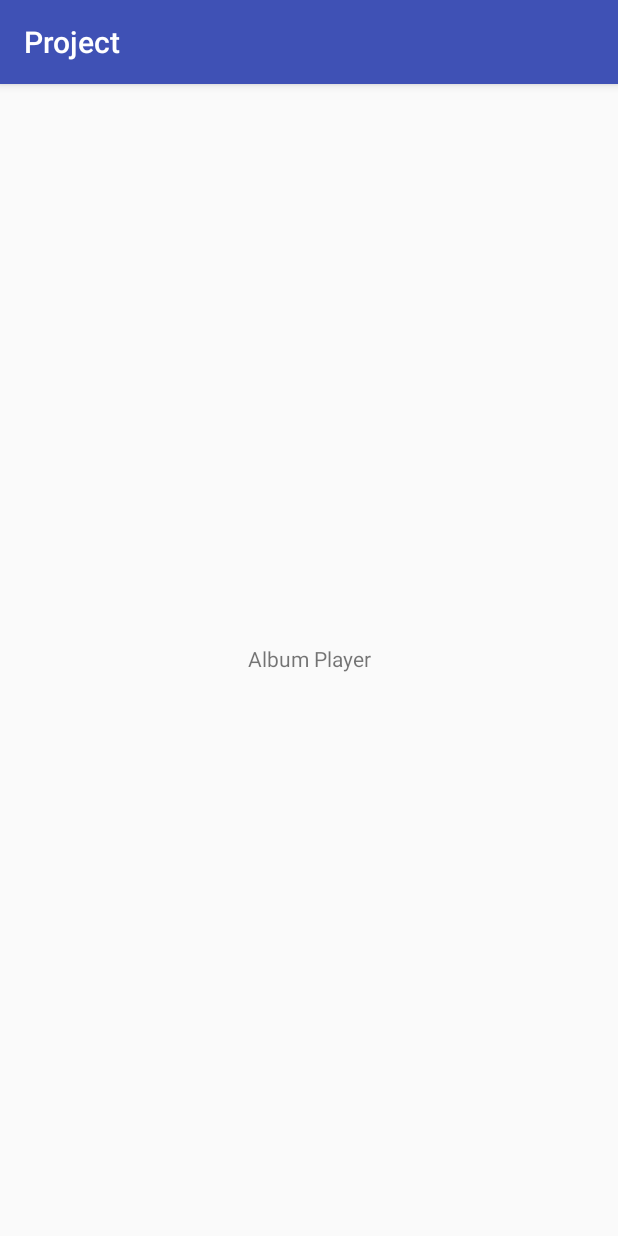
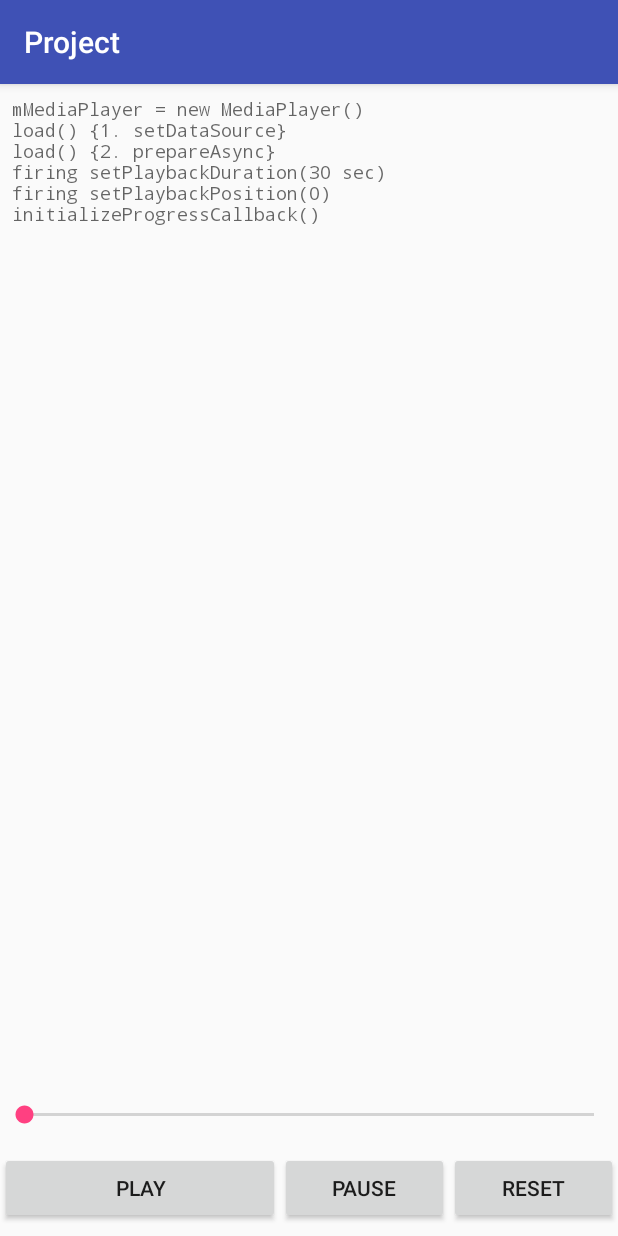
Before and after one commit to sehang/cpm, an Android app: the Player screen opened directly, with no data from a screen before it, on a phone screen of 412 x 824 dp. Run offline under Robolectric (Android 15) with nearby library versions, the light colour scheme and no system bars.

Commit message:
1. update player

```diff
--- a/app/build.gradle
+++ b/app/build.gradle
@@ -4,7 +4,7 @@ android {
     compileSdkVersion 27
     defaultConfig {
         applicationId "com.example.cpttm.project"
-        minSdkVersion 23
+        minSdkVersion 25
         targetSdkVersion 27
         versionCode 1
         versionName "1.0"
--- /dev/null
+++ b/app/src/main/java/com/example/cpttm/project/MediaPlayerHolder.java
@@ -0,0 +1,226 @@
+package com.example.cpttm.project;
+
+import android.content.Context;
+import android.content.res.AssetFileDescriptor;
+import android.media.AudioManager;
+import android.media.MediaPlayer;
+import android.media.MediaPlayer.OnPreparedListener;
+
+import java.util.concurrent.Executors;
+import java.util.concurrent.ScheduledExecutorService;
+import java.util.concurrent.TimeUnit;
+
+/**
+ * Exposes the functionality of the {@link MediaPlayer} and implements the {@link PlayerAdapter}
+ * so that {@link Player} can control music playback.
+ */
+public final class MediaPlayerHolder implements PlayerAdapter {
+
+    public static final int PLAYBACK_POSITION_REFRESH_INTERVAL_MS = 1000;
+
+    private final Context mContext;
+    private MediaPlayer mMediaPlayer;
+    private int mResourceId;
+    private PlaybackInfoListener mPlaybackInfoListener;
+    private ScheduledExecutorService mExecutor;
+    private Runnable mSeekbarPositionUpdateTask;
+
+    public MediaPlayerHolder(Context context) {
+        mContext = context.getApplicationContext();
+    }
+
+    /**
+     * Once the {@link MediaPlayer} is released, it can't be used again, and another one has to be
+     * created. In the onStop() method of the {@link MainActivity} the {@link MediaPlayer} is
+     * released. Then in the onStart() of the {@link MainActivity} a new {@link MediaPlayer}
+     * object has to be created. That's why this method is private, and called by load(int) and
+     * not the constructor.
+     */
+    private void initializeMediaPlayer() {
+        if (mMediaPlayer == null) {
+            mMediaPlayer = new MediaPlayer();
+            mMediaPlayer.setAudioStreamType(AudioManager.STREAM_MUSIC);
+            mMediaPlayer.setOnCompletionListener(new MediaPlayer.OnCompletionListener() {
+                @Override
+                public void onCompletion(MediaPlayer mediaPlayer) {
+                    stopUpdatingCallbackWithPosition(true);
+                    logToUI("MediaPlayer playback completed");
+                    if (mPlaybackInfoListener != null) {
+                        mPlaybackInfoListener.onStateChanged(PlaybackInfoListener.State.COMPLETED);
+                        mPlaybackInfoListener.onPlaybackCompleted();
+                    }
+                }
+            });
+            logToUI("mMediaPlayer = new MediaPlayer()");
+        }
+    }
+
+    public void setPlaybackInfoListener(PlaybackInfoListener listener) {
+        mPlaybackInfoListener = listener;
+    }
+
+    // Implements PlaybackControl.
+    @Override
+    public void loadMedia(int resourceId) {
+        mResourceId = resourceId;
+
+        initializeMediaPlayer();
+
+        //AssetFileDescriptor assetFileDescriptor = mContext.getResources().openRawResourceFd(mResourceId);
+        String url = "http://www.gaana.mp3"; // your URL here;
+
+        try {
+            logToUI("load() {1. setDataSource}");
+            mMediaPlayer.setDataSource(url);
+        } catch (Exception e) {
+            logToUI(e.toString());
+        }
+
+        try {
+            logToUI("load() {2. prepareAsync}");
+            //mMediaPlayer.prepare();
+            mMediaPlayer.prepareAsync();
+        } catch (Exception e) {
+            logToUI(e.toString());
+        }
+
+        initializeProgressCallback();
+        logToUI("initializeProgressCallback()");
+    }
+
+    @Override
+    public void release() {
+        if (mMediaPlayer != null) {
+            logToUI("release() and mMediaPlayer = null");
+            mMediaPlayer.release();
+            mMediaPlayer = null;
+        }
+    }
+
+    @Override
+    public boolean isPlaying() {
+        if (mMediaPlayer != null) {
+            return mMediaPlayer.isPlaying();
+        }
+        return false;
+    }
+
+    @Override
+    public void play() {
+        if (mMediaPlayer != null && !mMediaPlayer.isPlaying()) {
+            logToUI(String.format("playbackStart() %s",
+                    mContext.getResources().getResourceEntryName(mResourceId)));
+
+            mMediaPlayer.setOnPreparedListener(new OnPreparedListener() {
+                @Override
+                public void onPrepared(MediaPlayer mMediaPlayer) {
+                    // Now dismis progress dialog, Media palyer will start playing
+                    mMediaPlayer.start();
+                }
+            });
+
+            //mMediaPlayer.start();
+
+
+            if (mPlaybackInfoListener != null) {
+                mPlaybackInfoListener.onStateChanged(PlaybackInfoListener.State.PLAYING);
+            }
+            startUpdatingCallbackWithPosition();
+        }
+    }
+
+    @Override
+    public void reset() {
+        if (mMediaPlayer != null) {
+            logToUI("playbackReset()");
+            mMediaPlayer.reset();
+            loadMedia(mResourceId);
+            if (mPlaybackInfoListener != null) {
+                mPlaybackInfoListener.onStateChanged(PlaybackInfoListener.State.RESET);
+            }
+            stopUpdatingCallbackWithPosition(true);
+        }
+    }
+
+    @Override
+    public void pause() {
+        if (mMediaPlayer != null && mMediaPlayer.isPlaying()) {
+            mMediaPlayer.pause();
+            if (mPlaybackInfoListener != null) {
+                mPlaybackInfoListener.onStateChanged(PlaybackInfoListener.State.PAUSED);
+            }
+            logToUI("playbackPause()");
+        }
+    }
+
+    @Override
+    public void seekTo(int position) {
+        if (mMediaPlayer != null) {
+            logToUI(String.format("seekTo() %d ms", position));
+            mMediaPlayer.seekTo(position);
+        }
+    }
+
+    /**
+     * Syncs the mMediaPlayer position with mPlaybackProgressCallback via recurring task.
+     */
+    private void startUpdatingCallbackWithPosition() {
+        if (mExecutor == null) {
+            mExecutor = Executors.newSingleThreadScheduledExecutor();
+        }
+        if (mSeekbarPositionUpdateTask == null) {
+            mSeekbarPositionUpdateTask = new Runnable() {
+                @Override
+                public void run() {
+                    updateProgressCallbackTask();
+                }
+            };
+        }
+        mExecutor.scheduleAtFixedRate(
+                mSeekbarPositionUpdateTask,
+                0,
+                PLAYBACK_POSITION_REFRESH_INTERVAL_MS,
+                TimeUnit.MILLISECONDS
+        );
+    }
+
+    // Reports media playback position to mPlaybackProgressCallback.
+    private void stopUpdatingCallbackWithPosition(boolean resetUIPlaybackPosition) {
+        if (mExecutor != null) {
+            mExecutor.shutdownNow();
+            mExecutor = null;
+            mSeekbarPositionUpdateTask = null;
+            if (resetUIPlaybackPosition && mPlaybackInfoListener != null) {
+                mPlaybackInfoListener.onPositionChanged(0);
+            }
+        }
+    }
+
+    private void updateProgressCallbackTask() {
+        if (mMediaPlayer != null && mMediaPlayer.isPlaying()) {
+            int currentPosition = mMediaPlayer.getCurrentPosition();
+            if (mPlaybackInfoListener != null) {
+                mPlaybackInfoListener.onPositionChanged(currentPosition);
+            }
+        }
+    }
+
+    @Override
+    public void initializeProgressCallback() {
+        final int duration = mMediaPlayer.getDuration();
+        if (mPlaybackInfoListener != null) {
+            mPlaybackInfoListener.onDurationChanged(duration);
+            mPlaybackInfoListener.onPositionChanged(0);
+            logToUI(String.format("firing setPlaybackDuration(%d sec)",
+                    TimeUnit.MILLISECONDS.toSeconds(duration)));
+            logToUI("firing setPlaybackPosition(0)");
+        }
+    }
+
+    private void logToUI(String message) {
+        if (mPlaybackInfoListener != null) {
+            mPlaybackInfoListener.onLogUpdated(message);
+        }
+    }
+
+}
--- a/app/src/main/java/com/example/cpttm/project/Player.java
+++ b/app/src/main/java/com/example/cpttm/project/Player.java
@@ -3,11 +3,162 @@ package com.example.cpttm.project;
 import android.support.v7.app.AppCompatActivity;
 import android.os.Bundle;
 
+import android.util.Log;
+import android.view.View;
+import android.widget.Button;
+import android.widget.ScrollView;
+import android.widget.SeekBar;
+import android.widget.TextView;
+
+/**
+ * Allows playback of a single MP3 file via the UI. It contains a {@link MediaPlayerHolder}
+ * which implements the {@link PlayerAdapter} interface that the activity uses to control
+ * audio playback.
+ */
+
 public class Player extends AppCompatActivity {
+
+    public static final String TAG = "Player";
+    public static final int MEDIA_RES_ID = R.raw.jazz_in_paris;
+
+    private TextView mTextDebug;
+    private SeekBar mSeekbarAudio;
+    private ScrollView mScrollContainer;
+    private PlayerAdapter mPlayerAdapter;
+    private boolean mUserIsSeeking = false;
 
     @Override
     protected void onCreate(Bundle savedInstanceState) {
         super.onCreate(savedInstanceState);
         setContentView(R.layout.activity_player);
+        initializeUI();
+        initializeSeekbar();
+        initializePlaybackController();
+        Log.d(TAG, "onCreate: finished");
+    }
+
+    @Override
+    protected void onStart() {
+        super.onStart();
+        mPlayerAdapter.loadMedia(MEDIA_RES_ID);
+        Log.d(TAG, "onStart: create MediaPlayer");
+    }
+
+    @Override
+    protected void onStop() {
+        super.onStop();
+        if (isChangingConfigurations() && mPlayerAdapter.isPlaying()) {
+            Log.d(TAG, "onStop: don't release MediaPlayer as screen is rotating & playing");
+        } else {
+            mPlayerAdapter.release();
+            Log.d(TAG, "onStop: release MediaPlayer");
+        }
+    }
+
+    private void initializeUI() {
+        mTextDebug = (TextView) findViewById(R.id.text_debug);
+        Button mPlayButton = (Button) findViewById(R.id.button_play);
+        Button mPauseButton = (Button) findViewById(R.id.button_pause);
+        Button mResetButton = (Button) findViewById(R.id.button_reset);
+        mSeekbarAudio = (SeekBar) findViewById(R.id.seekbar_audio);
+        mScrollContainer = (ScrollView) findViewById(R.id.scroll_container);
+
+        mPauseButton.setOnClickListener(
+                new View.OnClickListener() {
+                    @Override
+                    public void onClick(View view) {
+                        mPlayerAdapter.pause();
+                    }
+                });
+        mPlayButton.setOnClickListener(
+                new View.OnClickListener() {
+                    @Override
+                    public void onClick(View view) {
+                        mPlayerAdapter.play();
+                    }
+                });
+        mResetButton.setOnClickListener(
+                new View.OnClickListener() {
+                    @Override
+                    public void onClick(View view) {
+                        mPlayerAdapter.reset();
+                    }
+                });
+    }
+
+    private void initializePlaybackController() {
+        MediaPlayerHolder mMediaPlayerHolder = new MediaPlayerHolder(this);
+        Log.d(TAG, "initializePlaybackController: created MediaPlayerHolder");
+        mMediaPlayerHolder.setPlaybackInfoListener(new PlaybackListener());
+        mPlayerAdapter = mMediaPlayerHolder;
+        Log.d(TAG, "initializePlaybackController: MediaPlayerHolder progress callback set");
+    }
+
+    private void initializeSeekbar() {
+        mSeekbarAudio.setOnSeekBarChangeListener(
+                new SeekBar.OnSeekBarChangeListener() {
+                    int userSelectedPosition = 0;
+
+                    @Override
+                    public void onStartTrackingTouch(SeekBar seekBar) {
+                        mUserIsSeeking = true;
+                    }
+
+                    @Override
+                    public void onProgressChanged(SeekBar seekBar, int progress, boolean fromUser) {
+                        if (fromUser) {
+                            userSelectedPosition = progress;
+                        }
+                    }
+
+                    @Override
+                    public void onStopTrackingTouch(SeekBar seekBar) {
+                        mUserIsSeeking = false;
+                        mPlayerAdapter.seekTo(userSelectedPosition);
+                    }
+                });
+    }
+
+    public class PlaybackListener extends PlaybackInfoListener {
+
+        @Override
+        public void onDurationChanged(int duration) {
+            mSeekbarAudio.setMax(duration);
+            Log.d(TAG, String.format("setPlaybackDuration: setMax(%d)", duration));
+        }
+
+        @Override
+        public void onPositionChanged(int position) {
+            if (!mUserIsSeeking) {
+                mSeekbarAudio.setProgress(position, true);
+                Log.d(TAG, String.format("setPlaybackPosition: setProgress(%d)", position));
+            }
+        }
+
+        @Override
+        public void onStateChanged(@State int state) {
+            String stateToString = PlaybackInfoListener.convertStateToString(state);
+            onLogUpdated(String.format("onStateChanged(%s)", stateToString));
+        }
+
+        @Override
+        public void onPlaybackCompleted() {
+        }
+
+        @Override
+        public void onLogUpdated(String message) {
+            if (mTextDebug != null) {
+                mTextDebug.append(message);
+                mTextDebug.append("\n");
+                // Moves the scrollContainer focus to the end.
+                mScrollContainer.post(
+                        new Runnable() {
+                            @Override
+                            public void run() {
+                                mScrollContainer.fullScroll(ScrollView.FOCUS_DOWN);
+                            }
+                        });
+            }
+        }
     }
 }
--- /dev/null
+++ b/app/src/main/java/com/example/cpttm/project/PlayerAdapter.java
@@ -0,0 +1,24 @@
+package com.example.cpttm.project;
+
+/**
+ * Allows {@link Player} to control media playback of {@link MediaPlayerHolder}.
+ */
+
+public interface PlayerAdapter {
+
+    void loadMedia(int resourceId);
+
+    void release();
+
+    boolean isPlaying();
+
+    void play();
+
+    void reset();
+
+    void pause();
+
+    void initializeProgressCallback();
+
+    void seekTo(int position);
+}
--- a/app/src/main/res/layout/activity_player.xml
+++ b/app/src/main/res/layout/activity_player.xml
@@ -1,18 +1,56 @@
 <?xml version="1.0" encoding="utf-8"?>
-<android.support.constraint.ConstraintLayout xmlns:android="http://schemas.android.com/apk/res/android"
-    xmlns:app="http://schemas.android.com/apk/res-auto"
-    xmlns:tools="http://schemas.android.com/tools"
+<LinearLayout xmlns:android="http://schemas.android.com/apk/res/android"
     android:layout_width="match_parent"
     android:layout_height="match_parent"
-    tools:context=".Player">
+    android:orientation="vertical">
 
-    <TextView
-        android:id="@+id/textView2"
-        android:layout_width="wrap_content"
-        android:layout_height="21dp"
-        android:text="Album Player"
-        app:layout_constraintBottom_toBottomOf="parent"
-        app:layout_constraintLeft_toLeftOf="parent"
-        app:layout_constraintRight_toRightOf="parent"
-        app:layout_constraintTop_toTopOf="parent" />
-</android.support.constraint.ConstraintLayout>
+    <ScrollView
+        android:id="@+id/scroll_container"
+        android:layout_width="match_parent"
+        android:layout_height="match_parent"
+        android:layout_margin="8dp"
+        android:layout_weight="1">
+
+        <TextView
+            android:id="@+id/text_debug"
+            android:layout_width="match_parent"
+            android:layout_height="wrap_content"
+            android:fontFamily="monospace"
+            android:textAppearance="@style/TextAppearance.AppCompat.Medium"
+            android:textSize="12sp" />
+
+    </ScrollView>
+
+    <SeekBar
+        android:id="@+id/seekbar_audio"
+        android:layout_width="match_parent"
+        android:layout_height="wrap_content"
+        android:layout_marginBottom="16dp"
+        android:layout_marginTop="16dp" />
+
+    <LinearLayout
+        android:layout_width="match_parent"
+        android:layout_height="wrap_content"
+        android:layout_marginBottom="8dp"
+        android:gravity="center_horizontal"
+        android:orientation="horizontal">
+        <Button
+            android:id="@+id/button_play"
+            android:layout_width="wrap_content"
+            android:layout_height="wrap_content"
+            android:layout_weight="4"
+            android:text="Play" />
+        <Button
+            android:id="@+id/button_pause"
+            android:layout_width="wrap_content"
+            android:layout_height="wrap_content"
+            android:layout_weight="1"
+            android:text="Pause" />
+        <Button
+            android:id="@+id/button_reset"
+            android:layout_width="wrap_content"
+            android:layout_height="wrap_content"
+            android:layout_weight="1"
+            android:text="Reset" />
+    </LinearLayout>
+</LinearLayout>
```
Also changed, not shown: app/src/main/java/com/example/cpttm/project/PlaybackInfoListener.java (added, +63 -0 lines).
